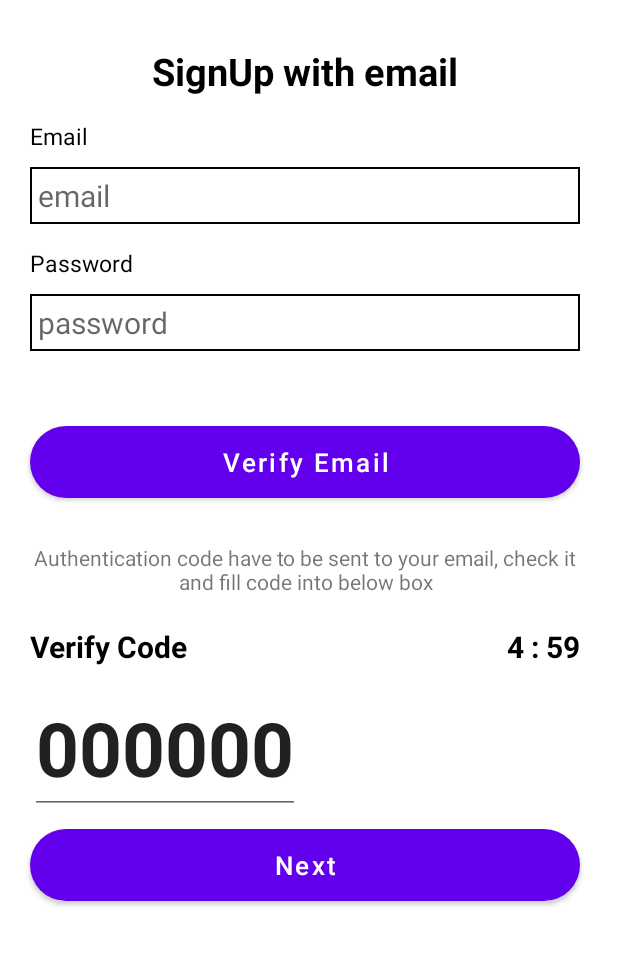
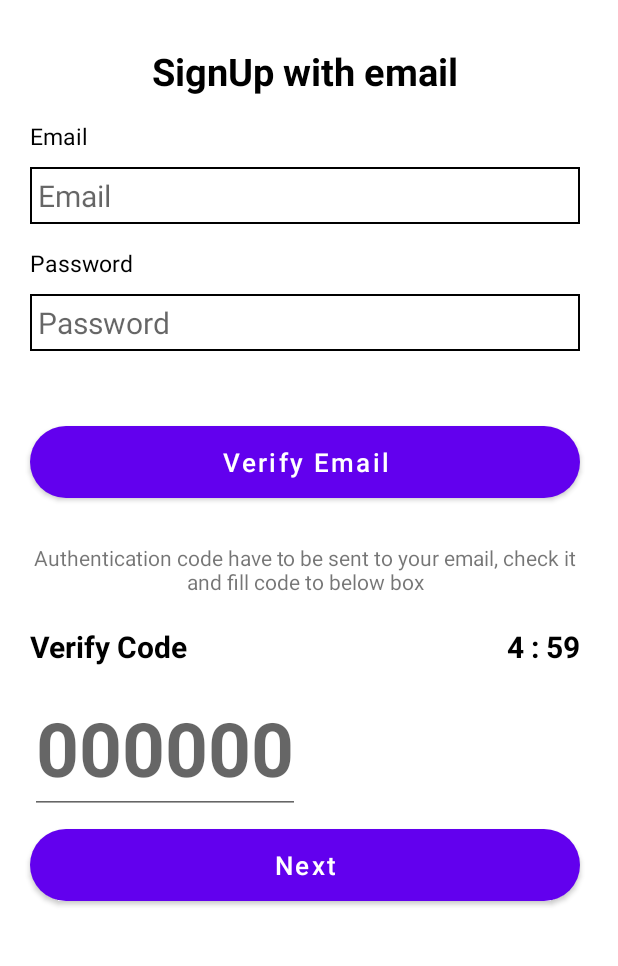
Before and after one commit to iamhiutrun/IRoom, an Android app: the fragment SignupFragment shown on its own in the app's theme, on a phone screen of 412 x 824 dp, the part 202-1168 px from its top. Run offline under Robolectric (Android 15) with nearby library versions, the phone set to English and light mode, and no system bars; our stand-ins replace CircleImageView, data binding.

Commit message:
fix hardcode

```diff
--- a/app/src/main/res/layout/fragment_signup.xml
+++ b/app/src/main/res/layout/fragment_signup.xml
@@ -1,6 +1,5 @@
 <?xml version="1.0" encoding="utf-8"?>
 <layout xmlns:android="http://schemas.android.com/apk/res/android"
-    xmlns:tools="http://schemas.android.com/tools"
     xmlns:app="http://schemas.android.com/apk/res-auto">
 
     <data>
@@ -16,10 +15,10 @@
 
         <de.hdodenhof.circleimageview.CircleImageView
             android:id="@+id/circleImageView"
-            android:layout_width="50dp"
-            android:layout_height="50dp"
-            android:layout_marginStart="20dp"
-            android:layout_marginTop="20dp"
+            android:layout_width="@dimen/width50"
+            android:layout_height="@dimen/height50"
+            android:layout_marginStart="@dimen/margin20"
+            android:layout_marginTop="@dimen/margin20"
             android:background="@color/black"
             app:layout_constraintStart_toStartOf="parent"
             app:layout_constraintTop_toTopOf="parent" />
@@ -28,10 +27,10 @@
             android:id="@+id/tv_iroom"
             android:layout_width="wrap_content"
             android:layout_height="wrap_content"
-            android:layout_marginStart="20dp"
-            android:text="Iroom"
+            android:layout_marginStart="@dimen/margin20"
+            android:text="@string/iroom"
             android:textColor="@color/black"
-            android:textSize="25sp"
+            android:textSize="@dimen/size25"
             android:textStyle="bold"
             app:layout_constraintBottom_toBottomOf="@+id/circleImageView"
             app:layout_constraintStart_toEndOf="@+id/circleImageView"
@@ -41,13 +40,13 @@
             android:id="@+id/welcome"
             android:layout_width="0dp"
             android:layout_height="wrap_content"
-            android:text="Welcome to Iroom"
-            android:textSize="25sp"
+            android:text="@string/welcome"
+            android:textSize="@dimen/size25"
             android:textStyle="bold"
-            android:layout_marginTop="30dp"
+            android:layout_marginTop="@dimen/margin30"
             android:textColor="@color/black"
             app:layout_constraintEnd_toEndOf="parent"
-            android:layout_marginEnd="25dp"
+            android:layout_marginEnd="@dimen/margin25"
             app:layout_constraintStart_toStartOf="@+id/circleImageView"
             app:layout_constraintTop_toBottomOf="@+id/circleImageView" />
 
@@ -55,12 +54,12 @@
             android:id="@+id/tv_sign_up_with_email"
             android:layout_width="0dp"
             android:layout_height="wrap_content"
-            android:text="SignUp with email"
+            android:text="@string/signup_with_email"
             android:textAlignment="center"
             android:textStyle="bold"
             android:textColor="@color/black"
-            android:textSize="25sp"
-            android:layout_marginTop="30dp"
+            android:textSize="@dimen/size25"
+            android:layout_marginTop="@dimen/margin30"
             app:layout_constraintEnd_toEndOf="@+id/welcome"
             app:layout_constraintStart_toStartOf="@+id/welcome"
             app:layout_constraintTop_toBottomOf="@+id/welcome" />
@@ -68,23 +67,23 @@
             android:id="@+id/tv_email"
             android:layout_width="wrap_content"
             android:layout_height="wrap_content"
-            android:text="Email"
+            android:text="@string/email"
             android:textColor="@color/black"
-            android:layout_marginTop="15dp"
-            android:textSize="15sp"
+            android:layout_marginTop="@dimen/margin15"
+            android:textSize="@dimen/size15"
             app:layout_constraintStart_toStartOf="@+id/tv_sign_up_with_email"
             app:layout_constraintTop_toBottomOf="@id/tv_sign_up_with_email" />
 
         <EditText
             android:id="@+id/edtEmail"
             android:layout_width="0dp"
-            android:padding="5dp"
+            android:padding="@dimen/padding5"
             android:layout_height="wrap_content"
             android:background="@drawable/custom_edittext"
-            android:hint="email"
+            android:hint="@string/email"
             android:inputType="textEmailAddress"
-            android:layout_marginTop="10dp"
-            android:textSize="20sp"
+            android:layout_marginTop="@dimen/margin10"
+            android:textSize="@dimen/size20"
             app:layout_constraintEnd_toEndOf="@+id/welcome"
             app:layout_constraintStart_toStartOf="@+id/tv_email"
             app:layout_constraintTop_toBottomOf="@id/tv_email" />
@@ -93,10 +92,10 @@
             android:id="@+id/tv_password"
             android:layout_width="wrap_content"
             android:layout_height="wrap_content"
-            android:text="Password"
+            android:text="@string/password"
             android:textColor="@color/black"
-            android:layout_marginTop="15dp"
-            android:textSize="15sp"
+            android:layout_marginTop="@dimen/margin15"
+            android:textSize="@dimen/size15"
             app:layout_constraintStart_toStartOf="@+id/welcome"
             app:layout_constraintTop_toBottomOf="@id/edtEmail" />
 
@@ -105,11 +104,10 @@
             android:layout_width="0dp"
             android:layout_height="wrap_content"
             android:background="@drawable/custom_edittext"
-            android:hint="password"
-            android:padding="5dp"
-            android:inputType="textEmailAddress"
-            android:layout_marginTop="10dp"
-            android:textSize="20sp"
+            android:hint="@string/password"
+            android:padding="@dimen/padding5"
+            android:layout_marginTop="@dimen/margin10"
+            android:textSize="@dimen/size20"
             app:layout_constraintEnd_toEndOf="@+id/welcome"
             app:layout_constraintStart_toStartOf="@+id/tv_password"
             app:layout_constraintTop_toBottomOf="@id/tv_password" />
@@ -119,11 +117,11 @@
             android:layout_width="0dp"
             android:layout_height="wrap_content"
             android:background="@drawable/custom_button"
-            android:text="Verify Email"
+            android:text="@string/verify_email"
             android:textAllCaps="false"
             android:textColor="@color/white"
-            android:layout_marginTop="50dp"
-            android:textSize="17sp"
+            android:layout_marginTop="@dimen/margin50"
+            android:textSize="@dimen/size17"
             app:layout_constraintEnd_toEndOf="@+id/welcome"
             app:layout_constraintStart_toStartOf="@+id/welcome"
             app:layout_constraintTop_toBottomOf="@+id/edt_password" />
@@ -132,8 +130,8 @@
             android:id="@+id/textView"
             android:layout_width="0dp"
             android:layout_height="wrap_content"
-            android:layout_marginTop="30dp"
-            android:text="Authentication code have to be sent to your email, check it and fill code into below box"
+            android:layout_marginTop="@dimen/margin30"
+            android:text="@string/verify_email_error"
             android:textAlignment="center"
             app:layout_constraintEnd_toEndOf="@+id/welcome"
             app:layout_constraintStart_toStartOf="@+id/welcome"
@@ -145,9 +143,9 @@
             android:layout_height="wrap_content"
             android:textColor="@color/black"
             android:textStyle="bold"
-            android:textSize="20sp"
-            android:layout_marginTop="20dp"
-            android:text="Verify Code"
+            android:textSize="@dimen/size20"
+            android:layout_marginTop="@dimen/margin20"
+            android:text="@string/verify_code"
             app:layout_constraintStart_toStartOf="@+id/textView"
             app:layout_constraintTop_toBottomOf="@+id/textView" />
 
@@ -157,7 +155,7 @@
             android:layout_height="wrap_content"
             android:text="4 : 59"
             android:textColor="@color/black"
-            android:textSize="20sp"
+            android:textSize="@dimen/size20"
             android:textStyle="bold"
             app:layout_constraintBottom_toBottomOf="@+id/tv_verify_code"
             app:layout_constraintEnd_toEndOf="@id/welcome"
@@ -167,9 +165,9 @@
             android:id="@+id/edt_otp"
             android:layout_width="wrap_content"
             android:layout_height="wrap_content"
-            android:layout_marginTop="10dp"
-            android:text="000000"
-            android:textSize="50dp"
+            android:layout_marginTop="@dimen/margin10"
+            android:hint="@string/hint000000"
+            android:textSize="@dimen/size50"
             android:textStyle="bold"
             app:layout_constraintStart_toStartOf="@+id/tv_verify_code"
             app:layout_constraintTop_toBottomOf="@+id/tv_verify_code" />
@@ -179,11 +177,11 @@
             android:layout_width="0dp"
             android:layout_height="wrap_content"
             android:background="@drawable/custom_button"
-            android:text="Next"
+            android:text="@string/next"
             android:textAllCaps="false"
             android:textColor="@color/white"
-            android:textSize="17sp"
-            android:layout_marginTop="10dp"
+            android:textSize="@dimen/size17"
+            android:layout_marginTop="@dimen/margin10"
             app:layout_constraintEnd_toEndOf="@+id/btn_login"
             app:layout_constraintStart_toStartOf="@+id/btn_login"
             app:layout_constraintTop_toBottomOf="@+id/edt_otp" />
--- /dev/null
+++ b/app/src/main/res/values/dimens.xml
@@ -0,0 +1,23 @@
+<?xml version="1.0" encoding="utf-8"?>
+<resources>
+    <dimen name="size25">25sp</dimen>
+    <dimen name="margin20">20dp</dimen>
+    <dimen name="margin30">30dp</dimen>
+    <dimen name="margin25">25dp</dimen>
+    <dimen name="margin15">15dp</dimen>
+    <dimen name="size15">15sp</dimen>
+    <dimen name="padding5">5dp</dimen>
+    <dimen name="margin10">10dp</dimen>
+    <dimen name="size20">20sp</dimen>
+    <dimen name="margin50">50dp</dimen>
+    <dimen name="size17">17sp</dimen>
+    <dimen name="width50">50dp</dimen>
+    <dimen name="height50">50dp</dimen>
+    <dimen name="size50">50sp</dimen>
+    <dimen name="width160">160dp</dimen>
+    <dimen name="height160">160dp</dimen>
+    <dimen name="width40">40dp</dimen>
+    <dimen name="height40">40dp</dimen>
+    <dimen name="width200">200dp</dimen>
+    <dimen name="size30">30sp</dimen>
+</resources>
--- a/app/src/main/res/values/strings.xml
+++ b/app/src/main/res/values/strings.xml
@@ -1,7 +1,22 @@
 <resources>
     <string name="app_name">IROOM</string>
     <string name="forgot_password"><u>Forgot password</u></string>
-    <string name="verify_email">Authentication code have to be sent to your email, check it and fill code to below box</string>
+    <string name="verify_email_error">Authentication code have to be sent to your email, check it and fill code to below box</string>
     <!-- TODO: Remove or change this placeholder text -->
     <string name="hello_blank_fragment">Hello blank fragment</string>
+    <string name="iroom">Iroom</string>
+    <string name="welcome">Welcome to Iroom</string>
+    <string name="email">Email</string>
+    <string name="password">Password</string>
+    <string name="sign_up">Sign Up</string>
+    <string name="login">Login</string>
+    <string name="signup_with_email">SignUp with email</string>
+    <string name="verify_email">Verify Email</string>
+    <string name="verify_code">Verify Code</string>
+    <string name="hint000000">000000</string>
+    <string name="next">Next</string>
+    <string name="full_name">Full name</string>
+    <string name="logout">Logout</string>
+    <string name="save">Save</string>
+    <string name="register">Register</string>
 </resources>
```
Also changed, not shown: app/src/main/res/layout/custom_info_profile.xml (+5 -5 lines), app/src/main/res/layout/fragment_login.xml (+31 -33 lines), app/src/main/res/layout/fragment_profile.xml (+21 -21 lines), app/src/main/res/layout/fragment_register.xml (+37 -35 lines), app/src/main/res/layout/item_text_field.xml (+6 -6 lines).
